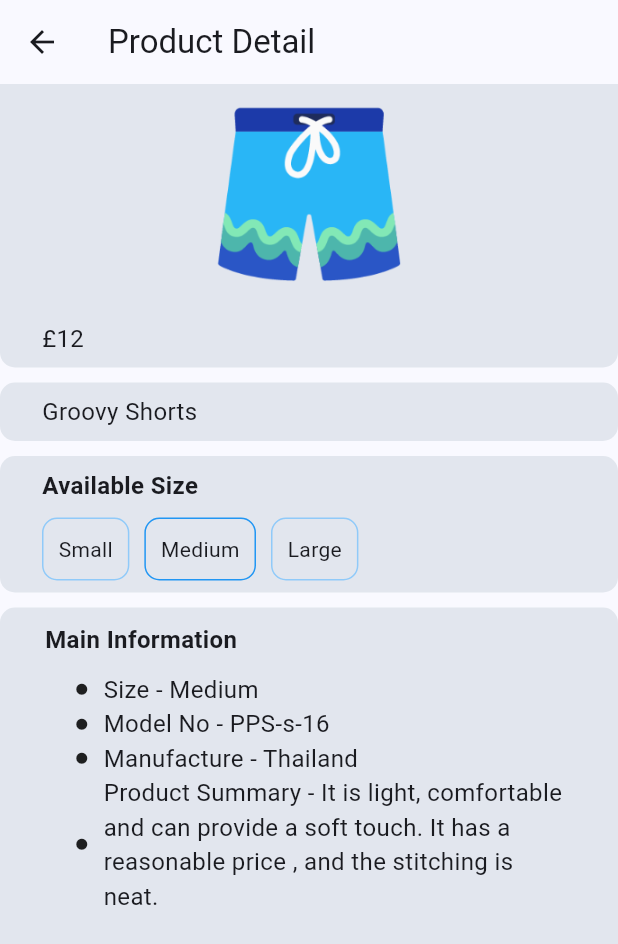
After one commit to sho7798/ecommerce, a Flutter app: the DetailScreen screen opened directly with sample values from the repository, on a phone screen of 412 x 824 dp. The commit adds this screen. Shown: the top 944 px of the screen. Run offline on Flutter 3.47's test engine with Material 3 defaults, Android fonts, the phone set to English and light mode, and no system bars; our stand-ins replace flutter_riverpod, riverpod_annotation; generated files the repository leaves out were written again.

Commit message:
feat: product detail

```diff
--- a/lib/models/product.dart
+++ b/lib/models/product.dart
@@ -1,13 +1,16 @@
+// ignore_for_file: public_member_api_docs, sort_constructors_first
 class Product {
   final String id;
   final String title;
   final int price;
   final String image;
+  final List<String> information;
 
   Product({
     required this.id,
     required this.title,
     required this.price,
     required this.image,
+    required this.information,
   });
 }
--- a/lib/providers/product_provider.dart
+++ b/lib/providers/product_provider.dart
@@ -9,48 +9,96 @@ List<Product> allProducts = [
     title: 'Groovy Shorts',
     price: 12,
     image: 'assets/products/shorts.png',
+    information: [
+      'Size - Medium',
+      'Model No - PPS-s-16',
+      'Manufacture - Thailand',
+      'Product Summary - It is light, comfortable and can provide a soft touch. It has a reasonable price , and the stitching is neat.',
+    ],
   ),
   Product(
     id: '2',
     title: 'Karati Kit',
     price: 34,
     image: 'assets/products/karati.png',
+    information: [
+      'Size - Medium',
+      'Model No - PPS-s-16',
+      'Manufacture - Thailand',
+      'Product Summary - It is light, comfortable and can provide a soft touch. It has a reasonable price , and the stitching is neat.',
+    ],
   ),
   Product(
     id: '3',
     title: 'Denim Jeans',
     price: 54,
     image: 'assets/products/jeans.png',
+    information: [
+      'Size - Medium',
+      'Model No - PPS-s-16',
+      'Manufacture - Thailand',
+      'Product Summary - It is light, comfortable and can provide a soft touch. It has a reasonable price , and the stitching is neat.',
+    ],
   ),
   Product(
     id: '4',
     title: 'Red Backpack',
     price: 14,
     image: 'assets/products/backpack.png',
+    information: [
+      'Size - Medium',
+      'Model No - PPS-s-16',
+      'Manufacture - Thailand',
+      'Product Summary - It is light, comfortable and can provide a soft touch. It has a reasonable price , and the stitching is neat.',
+    ],
   ),
   Product(
     id: '5',
     title: 'Drum & Sticks',
     price: 29,
     image: 'assets/products/drum.png',
+    information: [
+      'Size - Medium',
+      'Model No - PPS-s-16',
+      'Manufacture - Thailand',
+      'Product Summary - It is light, comfortable and can provide a soft touch. It has a reasonable price , and the stitching is neat.',
+    ],
   ),
   Product(
     id: '6',
     title: 'Blue Suitcase',
     price: 44,
     image: 'assets/products/suitcase.png',
+    information: [
+      'Size - Medium',
+      'Model No - PPS-s-16',
+      'Manufacture - Thailand',
+      'Product Summary - It is light, comfortable and can provide a soft touch. It has a reasonable price , and the stitching is neat.',
+    ],
   ),
   Product(
     id: '7',
     title: 'Roller Skates',
     price: 52,
     image: 'assets/products/skates.png',
+    information: [
+      'Size - Medium',
+      'Model No - PPS-s-16',
+      'Manufacture - Thailand',
+      'Product Summary - It is light, comfortable and can provide a soft touch. It has a reasonable price , and the stitching is neat.',
+    ],
   ),
   Product(
     id: '8',
     title: 'Electric Guitar',
     price: 79,
     image: 'assets/products/guitar.png',
+    information: [
+      'Size - Medium',
+      'Model No - PPS-s-16',
+      'Manufacture - Thailand',
+      'Product Summary - It is light, comfortable and can provide a soft touch. It has a reasonable price , and the stitching is neat.',
+    ],
   ),
 ];
 
--- /dev/null
+++ b/lib/screens/detail/detail.dart
@@ -0,0 +1,202 @@
+import 'package:ecommerce_riverpod/models/product.dart';
+import 'package:flutter/material.dart';
+
+class DetailScreen extends StatefulWidget {
+  final Product? item;
+  const DetailScreen({super.key, required this.item});
+
+  @override
+  State<DetailScreen> createState() => _DetailScreenState();
+}
+
+class _DetailScreenState extends State<DetailScreen> {
+  @override
+  Widget build(BuildContext context) {
+    return Scaffold(
+      appBar: AppBar(title: Text('Product Detail')),
+      body: SingleChildScrollView(
+        child: SizedBox(
+          height: MediaQuery.sizeOf(context).height,
+          child: Column(
+            crossAxisAlignment: CrossAxisAlignment.start,
+            children: [
+              Container(
+                width: MediaQuery.sizeOf(context).width,
+                decoration: BoxDecoration(
+                  color: Colors.blueGrey.withValues(alpha: 0.15),
+                ),
+                child: Image.asset(widget.item!.image, width: 150, height: 150),
+              ),
+              Container(
+                padding: const EdgeInsets.all(8.0),
+                width: MediaQuery.sizeOf(context).width,
+                decoration: BoxDecoration(
+                  color: Colors.blueGrey.withValues(alpha: 0.15),
+                  borderRadius: BorderRadius.only(
+                    bottomLeft: Radius.circular(10),
+                    bottomRight: Radius.circular(10),
+                  ),
+                ),
+                child: Padding(
+                  padding: const EdgeInsets.only(left: 20.0),
+                  child: Text(
+                    '£${widget.item!.price}',
+                    style: TextStyle(fontSize: 16),
+                  ),
+                ),
+              ),
+              SizedBox(height: 10),
+              Container(
+                padding: const EdgeInsets.all(8.0),
+                width: MediaQuery.sizeOf(context).width,
+                decoration: BoxDecoration(
+                  color: Colors.blueGrey.withValues(alpha: 0.15),
+                  borderRadius: BorderRadius.all(Radius.circular(10)),
+                ),
+                child: Padding(
+                  padding: const EdgeInsets.only(left: 20.0),
+                  child: Text(
+                    widget.item!.title,
+                    style: TextStyle(fontSize: 16),
+                  ),
+                ),
+              ),
+              SizedBox(height: 10),
+              Container(
+                padding: EdgeInsets.all(8),
+                width: MediaQuery.sizeOf(context).width,
+                decoration: BoxDecoration(
+                  color: Colors.blueGrey.withValues(alpha: 0.15),
+                  borderRadius: BorderRadius.all(Radius.circular(10)),
+                ),
+                child: Column(
+                  crossAxisAlignment: CrossAxisAlignment.start,
+                  children: [
+                    Padding(
+                      padding: const EdgeInsets.only(left: 20.0),
+                      child: Text(
+                        'Available Size',
+                        style: TextStyle(
+                          fontSize: 16,
+                          fontWeight: FontWeight.bold,
+                        ),
+                      ),
+                    ),
+                    SizedBox(height: 10),
+                    Padding(
+                      padding: const EdgeInsets.only(left: 20.0),
+                      child: Row(
+                        mainAxisAlignment: MainAxisAlignment.start,
+                        children: [
+                          Container(
+                            decoration: BoxDecoration(
+                              border: Border.all(color: Colors.blue.shade200),
+                              color: Colors.transparent,
+                              borderRadius: BorderRadius.all(
+                                Radius.circular(10),
+                              ),
+                            ),
+                            padding: EdgeInsets.all(10),
+                            child: Text(
+                              'Small',
+                              style: TextStyle(fontSize: 14),
+                            ),
+                          ),
+                          SizedBox(width: 10),
+                          Container(
+                            decoration: BoxDecoration(
+                              border: Border.all(color: Colors.blue),
+                              color: Colors.transparent,
+                              borderRadius: BorderRadius.all(
+                                Radius.circular(10),
+                              ),
+                            ),
+                            padding: EdgeInsets.all(10),
+                            child: Text(
+                              'Medium',
+                              style: TextStyle(fontSize: 14),
+                            ),
+                          ),
+                          SizedBox(width: 10),
+                          Container(
+                            decoration: BoxDecoration(
+                              border: Border.all(color: Colors.blue.shade200),
+                              color: Colors.transparent,
+                              borderRadius: BorderRadius.all(
+                                Radius.circular(10),
+                              ),
+                            ),
+                            padding: EdgeInsets.all(10),
+                            child: Text(
+                              'Large',
+                              style: TextStyle(fontSize: 14),
+                            ),
+                          ),
+                        ],
+                      ),
+                    ),
+                  ],
+                ),
+              ),
+              SizedBox(height: 10),
+              Expanded(
+                child: Container(
+                  padding: EdgeInsets.all(10),
+                  width: MediaQuery.sizeOf(context).width,
+                  decoration: BoxDecoration(
+                    color: Colors.blueGrey.withValues(alpha: 0.15),
+                    borderRadius: BorderRadius.all(Radius.circular(10)),
+                  ),
+                  child: Column(
+                    crossAxisAlignment: CrossAxisAlignment.start,
+                    children: [
+                      Padding(
+                        padding: const EdgeInsets.only(left: 20.0),
+                        child: Text(
+                          'Main Information',
+                          style: TextStyle(
+                            fontSize: 16,
+                            fontWeight: FontWeight.bold,
+                          ),
+                        ),
+                      ),
+                      SizedBox(height: 10),
+
+                      Padding(
+                        padding: const EdgeInsets.only(left: 20.0),
+                        child: Column(
+                          children: widget.item!.information.map((i) {
+                            return Padding(
+                              padding: const EdgeInsets.only(left: 20.0),
+                              child: Row(
+                                mainAxisAlignment: MainAxisAlignment.start,
+                                children: [
+                                  Icon(Icons.circle, size: 9),
+                                  SizedBox(width: 10),
+                                  SizedBox(
+                                    width:
+                                        MediaQuery.sizeOf(context).width * 0.75,
+                                    child: Text(
+                                      i,
+                                      style: TextStyle(fontSize: 16),
+                                      overflow: TextOverflow.ellipsis,
+                                      maxLines: 4,
+                                    ),
+                                  ),
+                                ],
+                              ),
+                            );
+                          }).toList(),
+                        ),
+                      ),
+                    ],
+                  ),
+                ),
+              ),
+            ],
+          ),
+        ),
+      ),
+    );
+  }
+}
--- a/lib/screens/home/home_screen.dart
+++ b/lib/screens/home/home_screen.dart
@@ -3,6 +3,7 @@ import 'package:ecommerce_riverpod/common/favorite_icon.dart';
 import 'package:ecommerce_riverpod/providers/cart_provider.dart';
 import 'package:ecommerce_riverpod/providers/product_provider.dart';
 import 'package:ecommerce_riverpod/providers/wishlist_provider.dart';
+import 'package:ecommerce_riverpod/screens/detail/detail.dart';
 import 'package:flutter/material.dart';
 import 'package:flutter_riverpod/flutter_riverpod.dart';
 
@@ -32,12 +33,27 @@ class HomeScreen extends ConsumerWidget {
             childAspectRatio: 0.9,
           ),
           itemBuilder: (context, index) {
-            return Container(
+            return GestureDetector(
+              onTap: () {
+                Navigator.push(
+                  context,
+                  MaterialPageRoute(
+                    builder: (context) {
+                      return DetailScreen(item: allProducts[index]);
+                    },
+                  ),
+                );
+              },
+              child: Container(
                 padding: const EdgeInsets.all(10),
                 color: Colors.blueGrey.withValues(alpha: 0.05),
                 child: Column(
                   children: [
-                  Image.asset(allProducts[index].image, width: 60, height: 60),
+                    Image.asset(
+                      allProducts[index].image,
+                      width: 60,
+                      height: 60,
+                    ),
                     Text(allProducts[index].title),
                     Text('£${allProducts[index].price}'),
                     if (cartProducts.contains(allProducts[index]))
@@ -78,6 +94,7 @@ class HomeScreen extends ConsumerWidget {
                       ),
                   ],
                 ),
+              ),
             );
           },
         ),
```
Lines whose indentation alone changed are shown as unchanged.
